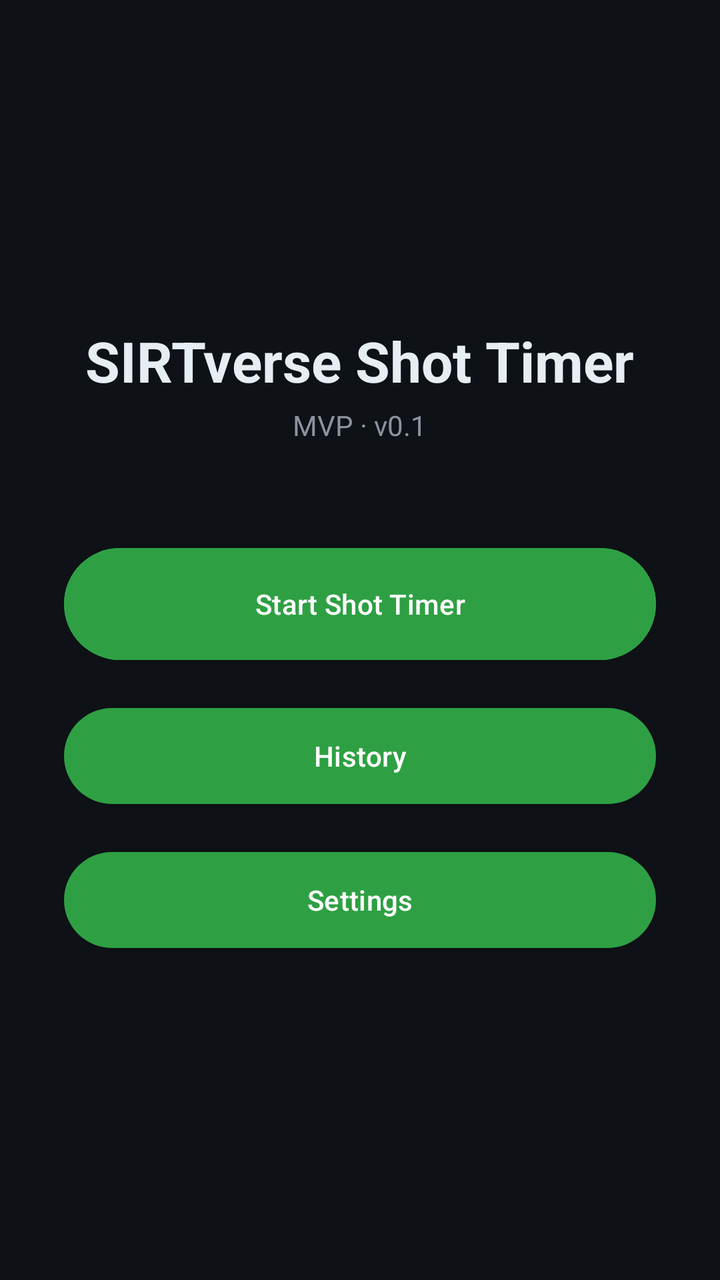
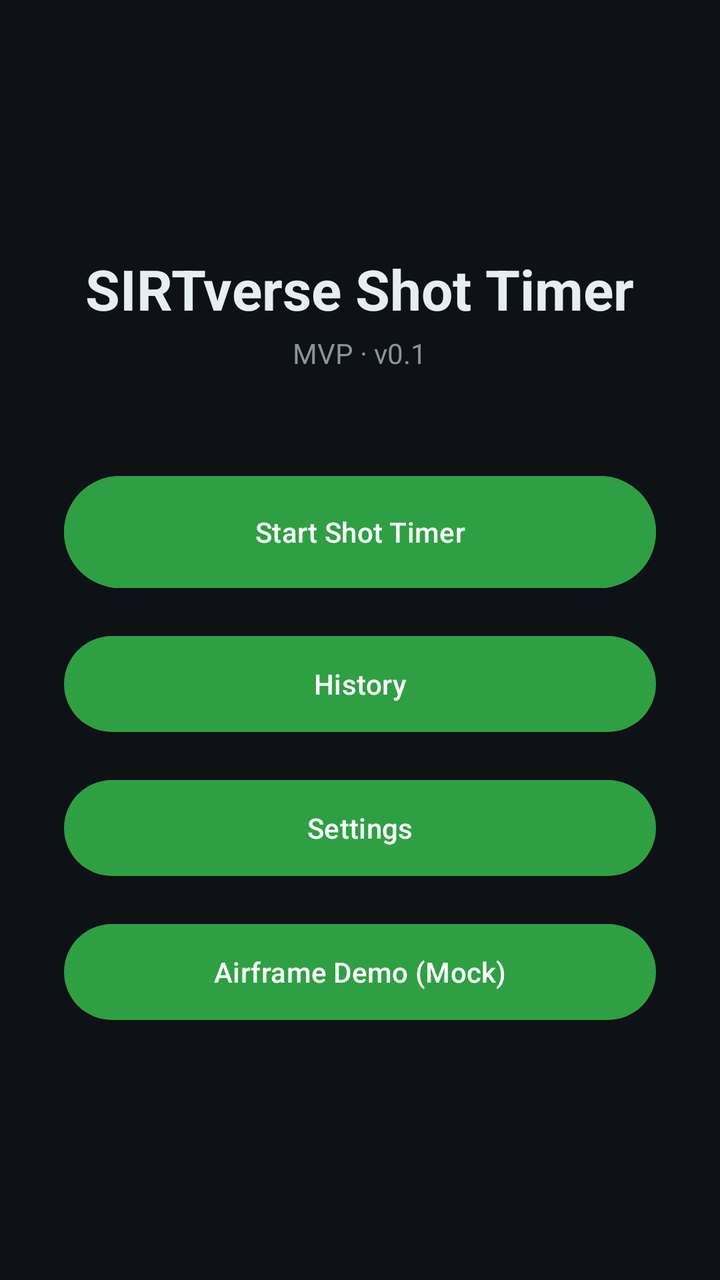

The first picture is an Android layout as it rendered before a commit; the second is the same layout after the commit. The layout source and the unified diff follow.
<!-- AndroidManifest.xml: application theme Theme.ShotTimer -->
<!-- res/layout/activity_home.xml -->
<?xml version="1.0" encoding="utf-8"?>
<LinearLayout xmlns:android="http://schemas.android.com/apk/res/android"
    android:layout_width="match_parent"
    android:layout_height="match_parent"
    android:orientation="vertical"
    android:gravity="center"
    android:padding="32dp"
    android:background="@color/bg">

    <TextView
        android:layout_width="wrap_content"
        android:layout_height="wrap_content"
        android:text="@string/app_name"
        android:textColor="@color/on_surface"
        android:textSize="28sp"
        android:textStyle="bold"
        android:layout_marginBottom="4dp" />

    <TextView
        android:layout_width="wrap_content"
        android:layout_height="wrap_content"
        android:text="MVP · v0.1"
        android:textColor="@color/muted"
        android:textSize="14sp"
        android:layout_marginBottom="48dp" />

    <Button
        android:id="@+id/btnStartTimer"
        android:layout_width="match_parent"
        android:layout_height="64dp"
        android:text="@string/start_shot_timer"
        android:textColor="#FFFFFF"
        android:backgroundTint="@color/accent_green"
        android:layout_marginBottom="16dp" />

    <Button
        android:id="@+id/btnHistory"
        android:layout_width="match_parent"
        android:layout_height="56dp"
        android:text="@string/history"
        android:layout_marginBottom="16dp" />

    <Button
        android:id="@+id/btnSettings"
        android:layout_width="match_parent"
        android:layout_height="56dp"
        android:text="@string/settings" />
</LinearLayout>
<!-- resources referenced by this layout -->
<resources>
  <color name="accent_green">#2EA043</color>
  <color name="bg">#0E1116</color>
  <color name="muted">#8B949E</color>
  <color name="on_surface">#E6EDF3</color>
  <string name="app_name">SIRTverse Shot Timer</string>
  <string name="history">History</string>
  <string name="settings">Settings</string>
  <string name="start_shot_timer">Start Shot Timer</string>
  <style name="Theme.ShotTimer" parent="Theme.Material3.DayNight.NoActionBar">
          <item name="colorPrimary">@color/accent_green</item>
          <item name="colorPrimaryDark">@color/accent_green_dark</item>
          <item name="colorSecondary">@color/amber</item>
          <item name="android:colorBackground">@color/bg</item>
          <item name="colorSurface">@color/surface</item>
          <item name="colorOnSurface">@color/on_surface</item>
          <item name="android:statusBarColor">@color/bg</item>
          <item name="android:windowLightStatusBar">false</item>
      </style>
  <color name="accent_green_dark">#1F7A33</color>
  <color name="amber">#D29922</color>
  <color name="surface">#161B22</color>
</resources>

<!-- the commit's change to res/layout/activity_home.xml (unified diff, before → after) -->
@@ -44,5 +44,12 @@
         android:id="@+id/btnSettings"
         android:layout_width="match_parent"
         android:layout_height="56dp"
-        android:text="@string/settings" />
+        android:text="@string/settings"
+        android:layout_marginBottom="16dp" />
+
+    <Button
+        android:id="@+id/btnAirframeDemo"
+        android:layout_width="match_parent"
+        android:layout_height="56dp"
+        android:text="@string/airframe_demo" />
 </LinearLayout>
<!-- resource entries referenced after the edit -->
@@ -4,6 +4,7 @@
   <color name="bg">#0E1116</color>
   <color name="muted">#8B949E</color>
   <color name="on_surface">#E6EDF3</color>
+  <string name="airframe_demo">Airframe Demo (Mock)</string>
   <string name="app_name">SIRTverse Shot Timer</string>
   <string name="history">History</string>
   <string name="settings">Settings</string>
